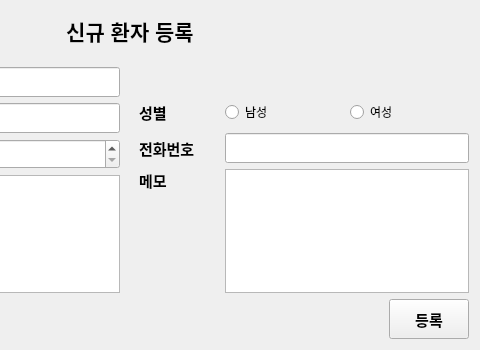
Qt form pms/PaientManagementSW/enrollmanager.ui (KimYooseon/Final_PJ) before a commit; both pictures show x 220 to 700 and y 0 to 350 of the 700 by 350 pixel window.
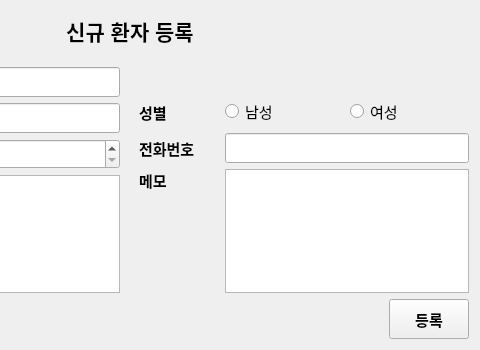
The same form after that commit.

The edit to the form file:
```diff
--- a/pms/PaientManagementSW/enrollmanager.ui
+++ b/pms/PaientManagementSW/enrollmanager.ui
@@ -289,6 +289,11 @@
            </item>
            <item>
             <widget class="QRadioButton" name="maleRadioButton">
+             <property name="font">
+              <font>
+               <pointsize>11</pointsize>
+              </font>
+             </property>
              <property name="text">
               <string>남성</string>
              </property>
@@ -296,6 +301,11 @@
            </item>
            <item>
             <widget class="QRadioButton" name="femaleRadioButton">
+             <property name="font">
+              <font>
+               <pointsize>11</pointsize>
+              </font>
+             </property>
              <property name="text">
               <string>여성</string>
              </property>
```
Left out of the diff: 5 changed lines with no effect on the pictures.
